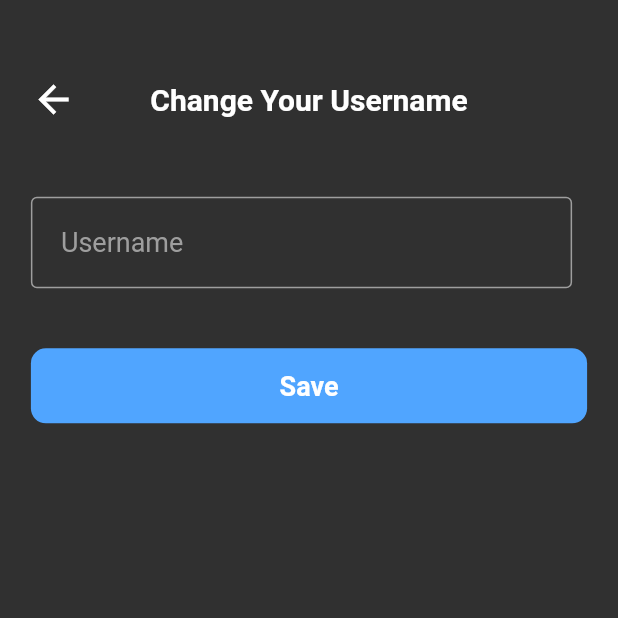
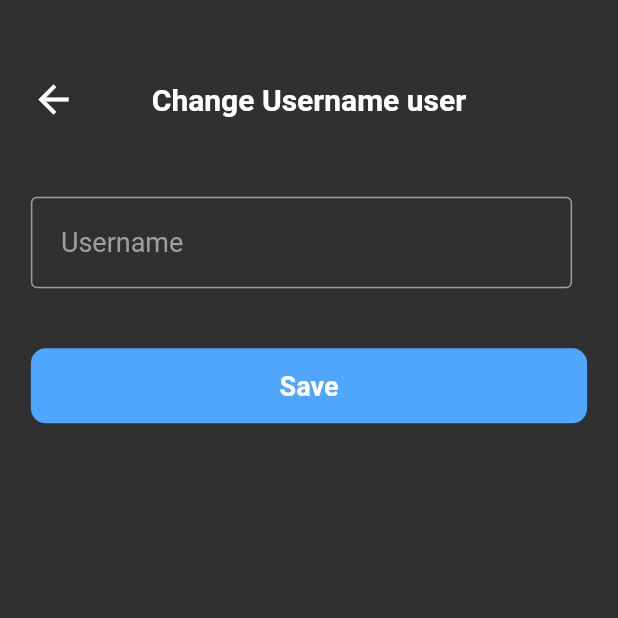
Before and after one commit to zakoraa/Flutter-CRUD, a Flutter app: the ChangeUserDataView screen opened directly, after a tap on "Save", on a phone screen of 412 x 824 dp, the top half of it. Run offline on Flutter 3.47's test engine with Material 2 defaults, Android fonts, the light colour scheme and no system bars; our stand-ins replace get; network calls fail.

Commit message:
minor update

```diff
--- a/lib/module/changeUserDataView/view/change_user_data_view.dart
+++ b/lib/module/changeUserDataView/view/change_user_data_view.dart
@@ -1,5 +1,6 @@
 import 'package:flutter/material.dart';
 import 'package:get/get.dart';
+import 'package:tahap1_crud/module/changeUserDataView/controller/change_user_data_controller.dart';
 import 'package:tahap1_crud/widgets/button.dart';
 import 'package:tahap1_crud/widgets/outline_text_field_widget.dart';
 
@@ -10,6 +11,7 @@ class ChangeUserDataView extends StatelessWidget {
 
   @override
   Widget build(BuildContext context) {
+    ChangeUserDataController controller = Get.put(ChangeUserDataController());
     return Scaffold(
         body: SafeArea(
             child: Center(
@@ -25,10 +27,10 @@ class ChangeUserDataView extends StatelessWidget {
             mainAxisAlignment: MainAxisAlignment.spaceBetween,
             children: [
               GestureDetector(
-                onTap: () => Get.back(),
-                child: const Icon(Icons.arrow_back, size: 30)),
+                  onTap: () => Get.back(),
+                  child: const Icon(Icons.arrow_back, size: 30)),
               Text(
-                "Change Your $data",
+                "Change $data user",
                 style: const TextStyle(
                   fontSize: 20,
                   fontWeight: FontWeight.bold,
@@ -43,6 +45,7 @@ class ChangeUserDataView extends StatelessWidget {
             height: 50.0,
           ),
           OutlineTextFieldWidget(
+            controller: controller.textController,
             hintText: data,
           ),
           const SizedBox(
@@ -52,7 +55,9 @@ class ChangeUserDataView extends StatelessWidget {
             text: "Save",
             height: 50,
             width: Get.size.width,
-            onTap: () {},
+            onTap: () {
+              controller.checkTextField(context, data);
+            },
             borderRadius: 10,
             bgColor: const Color.fromARGB(255, 80, 165, 255),
             fontSize: 18,
```
